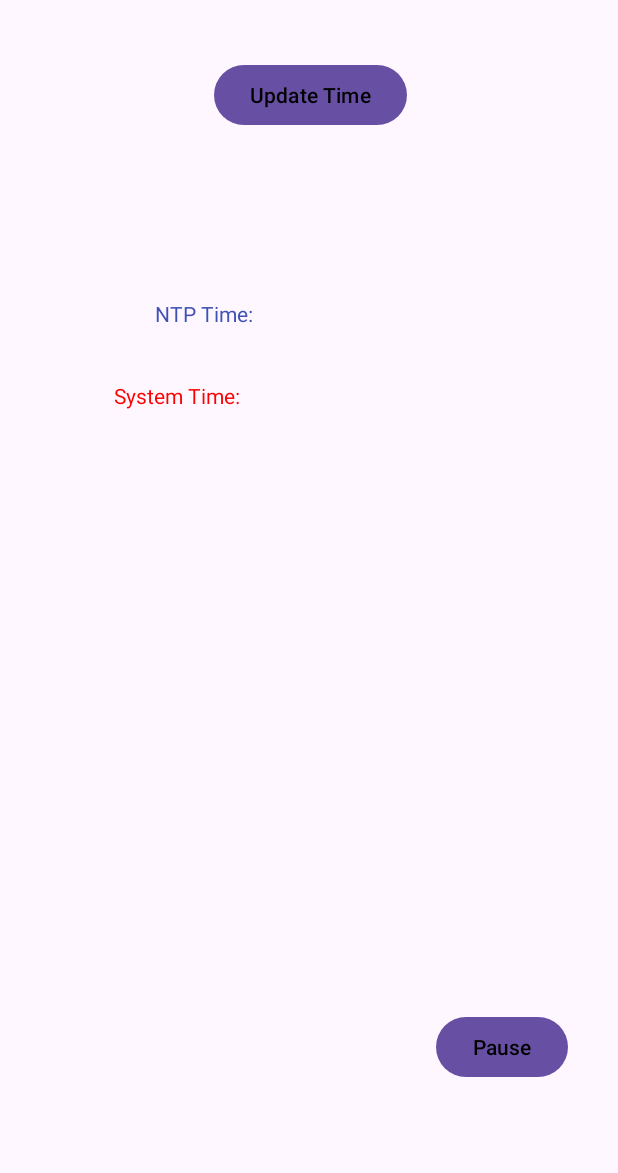
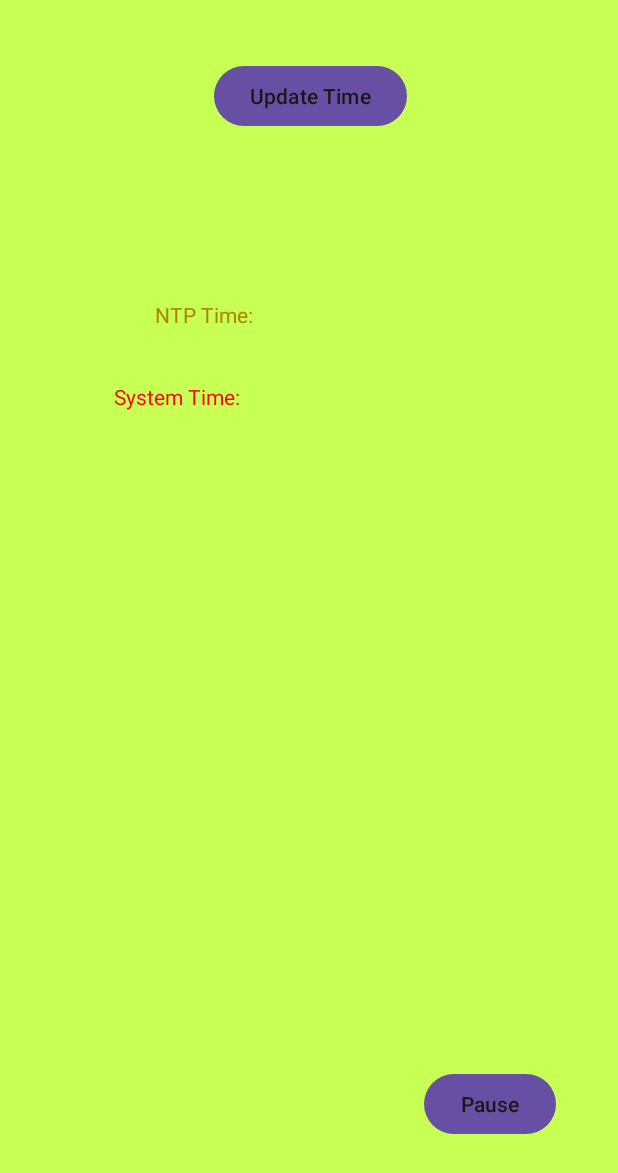
Before and after one commit to GoranMarjanovic90/MyTime-Android-Application, an Android app: the screen it shows after launch (MainActivity), on a phone screen of 412 x 824 dp. Shown: the top 1173 px of the screen. Run offline under Robolectric (Android 15) with nearby library versions, the phone set to English and light mode, and no system bars; libraries missing offline, so code that uses them is left out: org.apache.commons.

Commit message:
Design some more

```diff
--- a/app/src/main/res/layout/activity_main.xml
+++ b/app/src/main/res/layout/activity_main.xml
@@ -4,6 +4,7 @@
     xmlns:tools="http://schemas.android.com/tools"
     android:layout_width="match_parent"
     android:layout_height="match_parent"
+    android:background="#C7FF54"
     android:padding="16dp"
     tools:context=".MainActivity">
 
@@ -17,14 +18,14 @@
         android:layout_marginEnd="132dp"
         android:layout_marginBottom="200dp"
         android:text="Update Time"
-        android:textColor="#000000"
+        android:textColor="#171717"
         app:iconTint="#4E470B"
         app:layout_constraintBottom_toTopOf="@+id/pauseResumeButton"
         app:layout_constraintEnd_toEndOf="parent"
         app:layout_constraintStart_toStartOf="parent"
         app:layout_constraintTop_toTopOf="parent"
         app:layout_constraintVertical_bias="0.019"
-        app:rippleColor="#FFEB3B"
+        app:rippleColor="#FDEB4F"
         app:strokeColor="#020200"
         tools:ignore="MissingConstraints" />
 
@@ -38,13 +39,15 @@
         android:layout_marginEnd="25dp"
         android:layout_marginBottom="48dp"
         android:text="Pause"
-        android:textColor="#000000"
+        android:textColor="#171717"
         app:iconTint="#4E470B"
         app:layout_constraintBottom_toBottomOf="parent"
         app:layout_constraintEnd_toEndOf="parent"
+        app:layout_constraintHorizontal_bias="1.0"
         app:layout_constraintStart_toStartOf="parent"
         app:layout_constraintTop_toTopOf="parent"
-        app:rippleColor="#FFEB3B"
+        app:layout_constraintVertical_bias="1.0"
+        app:rippleColor="#FDEB4F"
         tools:ignore="MissingConstraints" />
 
     <TextView
@@ -57,7 +60,7 @@
         android:layout_marginTop="35dp"
         android:layout_marginEnd="248dp"
         android:text="System Time: "
-        android:textColor="#FF0000"
+        android:textColor="#FF0505"
         app:layout_constraintEnd_toEndOf="parent"
         app:layout_constraintHorizontal_bias="0.0"
         app:layout_constraintStart_toStartOf="parent"
@@ -74,7 +77,7 @@
         android:layout_marginTop="112dp"
         android:layout_marginEnd="246dp"
         android:text="NTP Time: "
-        android:textColor="#3F51B5"
+        android:textColor="#AE8302"
         app:layout_constraintEnd_toEndOf="parent"
         app:layout_constraintHorizontal_bias="0.0"
         app:layout_constraintStart_toStartOf="parent"
```
